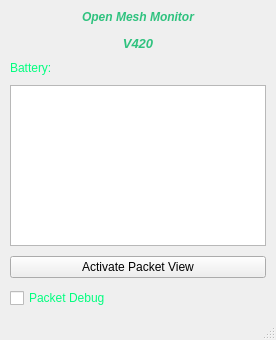
Dennis-Smith414/open-meshtastic-monitor, file gui/meshInterface/MainApp.ui: the form before one commit.
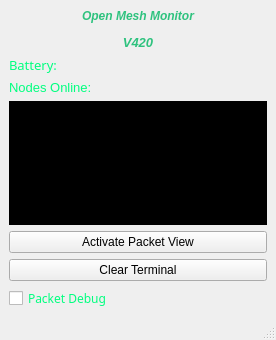
The form after the commit.

Commit message: added clear termnial, GPS JSON, node online and other bug fixes

Patch:
```diff
--- a/gui/meshInterface/MainApp.ui
+++ b/gui/meshInterface/MainApp.ui
@@ -22,42 +22,12 @@
   <property name="toolTip">
    <string>&lt;html&gt;&lt;head/&gt;&lt;body&gt;&lt;p align=&quot;center&quot;&gt;&lt;span style=&quot; font-weight:700; color:#2ec27e;&quot;&gt;Open Mesh Monitor&lt;br/&gt;&lt;/span&gt;&lt;span style=&quot; font-size:10pt; font-weight:700; font-style:italic; color:#2ec27e;&quot;&gt;V420&lt;/span&gt;&lt;/p&gt;&lt;/body&gt;&lt;/html&gt;</string>
   </property>
+  <property name="styleSheet">
+   <string notr="true">color:rgb(0, 0, 0)</string>
+  </property>
   <widget class="QWidget" name="centralwidget">
-   <layout class="QVBoxLayout" name="mainLayout">
-    <property name="spacing">
-     <number>10</number>
-    </property>
-    <property name="leftMargin">
-     <number>10</number>
-    </property>
-    <property name="topMargin">
-     <number>10</number>
-    </property>
-    <property name="rightMargin">
-     <number>10</number>
-    </property>
-    <property name="bottomMargin">
-     <number>10</number>
-    </property>
-    <item>
-     <widget class="QLabel" name="label">
-      <property name="text">
-       <string>&lt;html&gt;&lt;head/&gt;&lt;body&gt;&lt;p align=&quot;center&quot;&gt;&lt;span style=&quot; font-weight:700; font-style:italic; color:#2ec27e;&quot;&gt;Open Mesh Monitor&lt;/span&gt;&lt;/p&gt;&lt;p align=&quot;center&quot;&gt;&lt;span style=&quot; font-size:10pt; font-weight:700; font-style:italic; color:#2ec27e;&quot;&gt;V420&lt;/span&gt;&lt;/p&gt;&lt;/body&gt;&lt;/html&gt;</string>
-      </property>
-     </widget>
-    </item>
-    <item>
-     <widget class="QLabel" name="battery_status_label">
-      <property name="styleSheet">
-       <string notr="true">font: 9pt &quot;Sans Serif&quot;;
-color:rgb(0, 255, 127)</string>
-      </property>
-      <property name="text">
-       <string>Battery: </string>
-      </property>
-     </widget>
-    </item>
-    <item>
+   <layout class="QGridLayout" name="gridLayout">
+    <item row="4" column="0">
      <widget class="QPlainTextEdit" name="packet_view">
       <property name="sizePolicy">
        <sizepolicy hsizetype="Expanding" vsizetype="Expanding">
@@ -65,6 +35,20 @@
         <verstretch>0</verstretch>
        </sizepolicy>
       </property>
+      <property name="font">
+       <font>
+        <pointsize>10</pointsize>
+        <bold>true</bold>
+       </font>
+      </property>
+      <property name="autoFillBackground">
+       <bool>false</bool>
+      </property>
+      <property name="styleSheet">
+       <string notr="true">border-color: rgb(0, 255, 127);
+color: rgb(255, 255, 255);
+background-color: rgb(0, 0, 0);</string>
+      </property>
       <property name="readOnly">
        <bool>true</bool>
       </property>
@@ -76,7 +60,65 @@
       </property>
      </widget>
     </item>
-    <item>
+    <item row="0" column="0">
+     <widget class="QLabel" name="label">
+      <property name="text">
+       <string>&lt;html&gt;&lt;head/&gt;&lt;body&gt;&lt;p align=&quot;center&quot;&gt;&lt;span style=&quot; font-weight:700; font-style:italic; color:#2ec27e;&quot;&gt;Open Mesh Monitor&lt;/span&gt;&lt;/p&gt;&lt;p align=&quot;center&quot;&gt;&lt;span style=&quot; font-size:10pt; font-weight:700; font-style:italic; color:#2ec27e;&quot;&gt;V420&lt;/span&gt;&lt;/p&gt;&lt;/body&gt;&lt;/html&gt;</string>
+      </property>
+     </widget>
+    </item>
+    <item row="6" column="0">
+     <widget class="QPushButton" name="clear_terminal_button">
+      <property name="text">
+       <string>Clear Terminal</string>
+      </property>
+     </widget>
+    </item>
+    <item row="7" column="0">
+     <widget class="QCheckBox" name="debug_check">
+      <property name="minimumSize">
+       <size>
+        <width>258</width>
+        <height>22</height>
+       </size>
+      </property>
+      <property name="font">
+       <font>
+        <family>Sans Serif</family>
+        <pointsize>9</pointsize>
+        <italic>false</italic>
+        <bold>false</bold>
+       </font>
+      </property>
+      <property name="styleSheet">
+       <string notr="true">font: 9pt &quot;Sans Serif&quot;;
+color:rgb(0, 255, 127)</string>
+      </property>
+      <property name="text">
+       <string>Packet Debug</string>
+      </property>
+     </widget>
+    </item>
+    <item row="2" column="0" alignment="Qt::AlignmentFlag::AlignLeft">
+     <widget class="QLabel" name="battery_status_label">
+      <property name="font">
+       <font>
+        <family>Sans Serif</family>
+        <pointsize>9</pointsize>
+        <italic>false</italic>
+        <bold>false</bold>
+       </font>
+      </property>
+      <property name="styleSheet">
+       <string notr="true">font: 9pt &quot;Sans Serif&quot;;
+color:rgb(0, 255, 127)</string>
+      </property>
+      <property name="text">
+       <string>&lt;html&gt;&lt;head/&gt;&lt;body&gt;&lt;p&gt;&lt;span style=&quot; font-size:10pt;&quot;&gt;Battery: &lt;/span&gt;&lt;/p&gt;&lt;/body&gt;&lt;/html&gt;</string>
+      </property>
+     </widget>
+    </item>
+    <item row="5" column="0">
      <widget class="QPushButton" name="pushButton">
       <property name="sizePolicy">
        <sizepolicy hsizetype="Preferred" vsizetype="Fixed">
@@ -89,14 +131,18 @@
       </property>
      </widget>
     </item>
-    <item>
-     <widget class="QCheckBox" name="debug_check">
+    <item row="3" column="0">
+     <widget class="QLabel" name="nodes_online">
+      <property name="font">
+       <font>
+        <pointsize>12</pointsize>
+       </font>
+      </property>
       <property name="styleSheet">
-       <string notr="true">font: 9pt &quot;Sans Serif&quot;;
-color:rgb(0, 255, 127)</string>
+       <string notr="true">color:rgb(0, 255, 127)</string>
       </property>
       <property name="text">
-       <string>Packet Debug</string>
+       <string>&lt;html&gt;&lt;head/&gt;&lt;body&gt;&lt;p&gt;&lt;span style=&quot; font-size:10pt;&quot;&gt;Nodes Online: &lt;/span&gt;&lt;/p&gt;&lt;/body&gt;&lt;/html&gt;</string>
       </property>
      </widget>
     </item>
```
Left out of the diff: 2 changed lines with no effect on the pictures. The commit also changes 5 other files.
